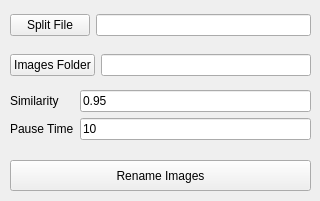
Old version of the form res/MainWindow.ui in the repository Yanis42/Sandy.
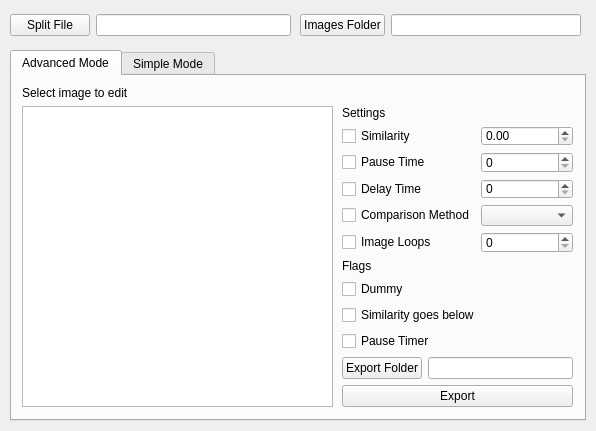
New version of the form.

Commit message: advanced mode base

```diff
--- a/res/MainWindow.ui
+++ b/res/MainWindow.ui
@@ -6,32 +6,283 @@
    <rect>
     <x>0</x>
     <y>0</y>
-    <width>320</width>
-    <height>201</height>
+    <width>596</width>
+    <height>431</height>
    </rect>
   </property>
   <property name="minimumSize">
    <size>
-    <width>320</width>
-    <height>173</height>
+    <width>596</width>
+    <height>431</height>
    </size>
   </property>
   <property name="maximumSize">
    <size>
-    <width>320</width>
-    <height>218</height>
+    <width>596</width>
+    <height>431</height>
    </size>
   </property>
   <property name="windowTitle">
    <string>Sandy</string>
   </property>
   <widget class="QWidget" name="centralwidget">
+   <widget class="QTabWidget" name="tabWidget">
+    <property name="enabled">
+     <bool>true</bool>
+    </property>
+    <property name="geometry">
+     <rect>
+      <x>10</x>
+      <y>50</y>
+      <width>576</width>
+      <height>371</height>
+     </rect>
+    </property>
+    <property name="currentIndex">
+     <number>0</number>
+    </property>
+    <property name="tabsClosable">
+     <bool>false</bool>
+    </property>
+    <property name="tabBarAutoHide">
+     <bool>false</bool>
+    </property>
+    <widget class="QWidget" name="modeAdvanced">
+     <attribute name="title">
+      <string>Advanced Mode</string>
+     </attribute>
+     <widget class="QWidget" name="verticalLayoutWidget">
+      <property name="geometry">
+       <rect>
+        <x>330</x>
+        <y>30</y>
+        <width>231</width>
+        <height>301</height>
+       </rect>
+      </property>
+      <layout class="QVBoxLayout" name="verticalLayout">
+       <item>
+        <layout class="QFormLayout" name="formLayout_2">
+         <item row="1" column="1">
+          <widget class="QDoubleSpinBox" name="similarityValue">
+           <property name="prefix">
+            <string/>
+           </property>
+           <property name="maximum">
+            <double>1.000000000000000</double>
+           </property>
+           <property name="singleStep">
+            <double>0.010000000000000</double>
+           </property>
+          </widget>
+         </item>
+         <item row="2" column="1">
+          <widget class="QSpinBox" name="pauseValue">
+           <property name="displayIntegerBase">
+            <number>10</number>
+           </property>
+          </widget>
+         </item>
+         <item row="4" column="1">
+          <widget class="QComboBox" name="comparisonComboBox"/>
+         </item>
+         <item row="5" column="1">
+          <widget class="QSpinBox" name="loopValue"/>
+         </item>
+         <item row="1" column="0">
+          <widget class="QCheckBox" name="similarityCheckBox">
+           <property name="text">
+            <string>Similarity</string>
+           </property>
+          </widget>
+         </item>
+         <item row="2" column="0">
+          <widget class="QCheckBox" name="pauseCheckBox">
+           <property name="text">
+            <string>Pause Time</string>
+           </property>
+          </widget>
+         </item>
+         <item row="4" column="0">
+          <widget class="QCheckBox" name="comparisonCheckBox">
+           <property name="text">
+            <string>Comparison Method</string>
+           </property>
+          </widget>
+         </item>
+         <item row="5" column="0">
+          <widget class="QCheckBox" name="loopCheckBox">
+           <property name="text">
+            <string>Image Loops</string>
+           </property>
+          </widget>
+         </item>
+         <item row="3" column="0">
+          <widget class="QCheckBox" name="delayCheckBox">
+           <property name="text">
+            <string>Delay Time</string>
+           </property>
+          </widget>
+         </item>
+         <item row="3" column="1">
+          <widget class="QSpinBox" name="delayValue"/>
+         </item>
+         <item row="0" column="0">
+          <widget class="QLabel" name="label_9">
+           <property name="text">
+            <string>Settings</string>
+           </property>
+          </widget>
+         </item>
+        </layout>
+       </item>
+       <item>
+        <layout class="QFormLayout" name="formLayout_4">
+         <item row="0" column="0">
+          <widget class="QLabel" name="label_8">
+           <property name="text">
+            <string>Flags</string>
+           </property>
+          </widget>
+         </item>
+         <item row="1" column="0">
+          <widget class="QCheckBox" name="dummyFlagCheckBox">
+           <property name="text">
+            <string>Dummy</string>
+           </property>
+          </widget>
+         </item>
+         <item row="2" column="0">
+          <widget class="QCheckBox" name="belowFlagCheckBox">
+           <property name="text">
+            <string>Similarity goes below</string>
+           </property>
+          </widget>
+         </item>
+         <item row="3" column="0">
+          <widget class="QCheckBox" name="pauseFlagCheckBox">
+           <property name="text">
+            <string>Pause Timer</string>
+           </property>
+          </widget>
+         </item>
+        </layout>
+       </item>
+       <item>
+        <layout class="QFormLayout" name="formLayout_3">
+         <item row="0" column="0">
+          <widget class="QPushButton" name="exportFolderBtn">
+           <property name="text">
+            <string>Export Folder</string>
+           </property>
+          </widget>
+         </item>
+         <item row="0" column="1">
+          <widget class="QLineEdit" name="exportPathLineEdit">
+           <property name="readOnly">
+            <bool>true</bool>
+           </property>
+          </widget>
+         </item>
+        </layout>
+       </item>
+       <item>
+        <widget class="QPushButton" name="exportBtn">
+         <property name="text">
+          <string>Export</string>
+         </property>
+        </widget>
+       </item>
+      </layout>
+     </widget>
+     <widget class="QWidget" name="verticalLayoutWidget_2">
+      <property name="geometry">
+       <rect>
+        <x>10</x>
+        <y>10</y>
+        <width>311</width>
+        <height>321</height>
+       </rect>
+      </property>
+      <layout class="QVBoxLayout" name="verticalLayout_2">
+       <item>
+        <widget class="QLabel" name="label_3">
+         <property name="text">
+          <string>Select image to edit</string>
+         </property>
+        </widget>
+       </item>
+       <item>
+        <widget class="QListView" name="imgListView"/>
+       </item>
+      </layout>
+     </widget>
+    </widget>
+    <widget class="QWidget" name="modeSimple">
+     <attribute name="title">
+      <string>Simple Mode</string>
+     </attribute>
+     <widget class="QPushButton" name="renameBtn">
+      <property name="geometry">
+       <rect>
+        <x>10</x>
+        <y>80</y>
+        <width>301</width>
+        <height>31</height>
+       </rect>
+      </property>
+      <property name="text">
+       <string>Rename Images</string>
+      </property>
+     </widget>
+     <widget class="QWidget" name="formLayoutWidget">
+      <property name="geometry">
+       <rect>
+        <x>10</x>
+        <y>10</y>
+        <width>301</width>
+        <height>61</height>
+       </rect>
+      </property>
+      <layout class="QFormLayout" name="formLayout">
+       <item row="0" column="0">
+        <widget class="QLabel" name="label">
+         <property name="text">
+          <string>Similarity</string>
+         </property>
+        </widget>
+       </item>
+       <item row="0" column="1">
+        <widget class="QLineEdit" name="similarityLineEdit">
+         <property name="text">
+          <string>0.95</string>
+         </property>
+        </widget>
+       </item>
+       <item row="1" column="0">
+        <widget class="QLabel" name="label_2">
+         <property name="text">
+          <string>Pause Time</string>
+         </property>
+        </widget>
+       </item>
+       <item row="1" column="1">
+        <widget class="QLineEdit" name="pauseLineEdit">
+         <property name="text">
+          <string>10</string>
+         </property>
+        </widget>
+       </item>
+      </layout>
+     </widget>
+    </widget>
+   </widget>
    <widget class="QWidget" name="horizontalLayoutWidget">
     <property name="geometry">
      <rect>
       <x>10</x>
       <y>10</y>
-      <width>301</width>
+      <width>281</width>
       <height>31</height>
      </rect>
     </property>
@@ -55,9 +306,9 @@
    <widget class="QWidget" name="horizontalLayoutWidget_2">
     <property name="geometry">
      <rect>
-      <x>10</x>
-      <y>50</y>
-      <width>301</width>
+      <x>300</x>
+      <y>10</y>
+      <width>281</width>
       <height>31</height>
      </rect>
     </property>
@@ -78,59 +329,6 @@
      </item>
     </layout>
    </widget>
-   <widget class="QWidget" name="formLayoutWidget">
-    <property name="geometry">
-     <rect>
-      <x>10</x>
-      <y>90</y>
-      <width>301</width>
-      <height>61</height>
-     </rect>
-    </property>
-    <layout class="QFormLayout" name="formLayout">
-     <item row="0" column="0">
-      <widget class="QLabel" name="label">
-       <property name="text">
-        <string>Similarity</string>
-       </property>
-      </widget>
-     </item>
-     <item row="0" column="1">
-      <widget class="QLineEdit" name="similarityLineEdit">
-       <property name="text">
-        <string>0.95</string>
-       </property>
-      </widget>
-     </item>
-     <item row="1" column="0">
-      <widget class="QLabel" name="label_2">
-       <property name="text">
-        <string>Pause Time</string>
-       </property>
-      </widget>
-     </item>
-     <item row="1" column="1">
-      <widget class="QLineEdit" name="pauseLineEdit">
-       <property name="text">
-        <string>10</string>
-       </property>
-      </widget>
-     </item>
-    </layout>
-   </widget>
-   <widget class="QPushButton" name="renameBtn">
-    <property name="geometry">
-     <rect>
-      <x>10</x>
-      <y>160</y>
-      <width>301</width>
-      <height>31</height>
-     </rect>
-    </property>
-    <property name="text">
-     <string>Rename Images</string>
-    </property>
-   </widget>
   </widget>
  </widget>
  <resources/>
```
Left out of the diff: 2 changed lines with no effect on the pictures. The commit also changes 4 other files.
